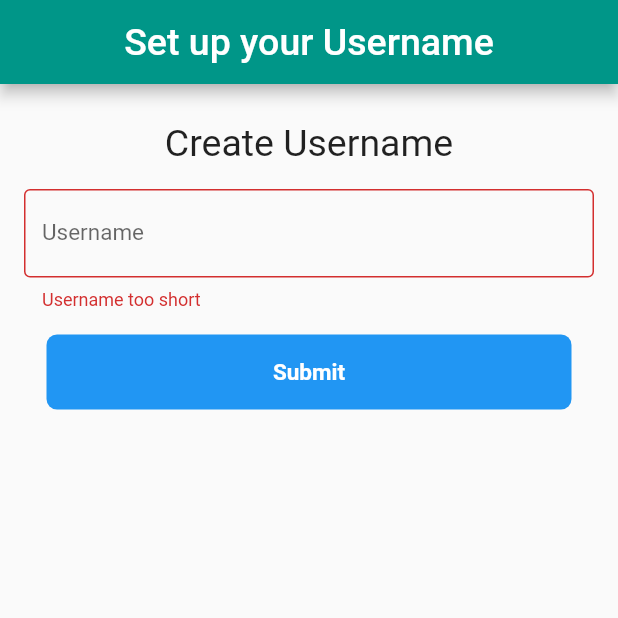
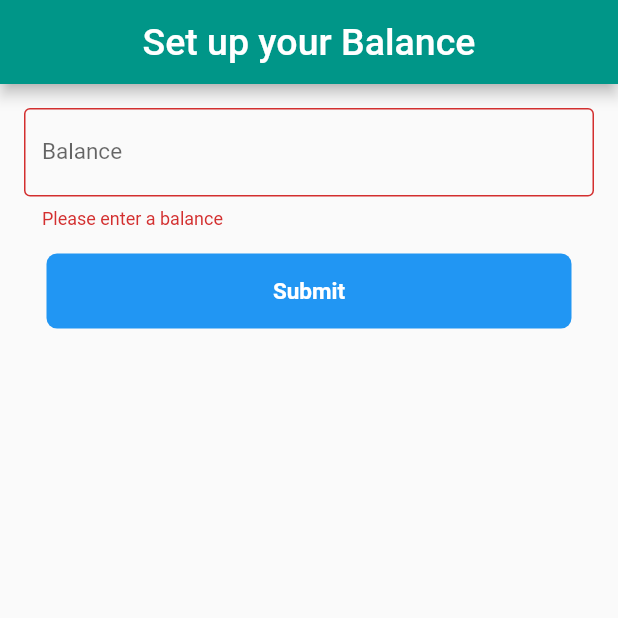
Before and after one commit to cihuyyama/106_GadaiIn, a Flutter app: the CreateAccount screen opened directly, after a tap on "Submit", on a phone screen of 412 x 824 dp, the top half of it. Run offline on Flutter 3.47's test engine with Material 2 defaults, Android fonts, the phone set to English and light mode, and no system bars; our stand-ins replace cloud_firestore, firebase_auth, firebase_core, flutter_svg, google_sign_in; accounts and stored records are empty.

Commit message:
adding balance

```diff
--- a/lib/controller/auth_Controller.dart
+++ b/lib/controller/auth_Controller.dart
@@ -7,6 +7,7 @@ import 'package:gadain/model/user.dart' as usermod;
 
 import '../view/create_account.dart';
 
+
 class AuthController {
   void createUserInFirestore(context) async {
     //check if exist
@@ -14,17 +15,16 @@ class AuthController {
     DocumentSnapshot doc = await usersRef.doc(user?.id).get();
 
     if (!doc.exists) {
-      final username = await Navigator.push(
+      final balance = await Navigator.push(
           context,
           MaterialPageRoute(
             builder: (context) => CreateAccount(),
           ));
       usersRef.doc(user!.id).set({
         "id": user.id,
-        "username": username,
+        "balance": balance,
         "email": user.email,
         "displayName": user.displayName,
-        "bio": "",
         "timestamp": timestamp,
         "photoUrl": user.photoUrl
       });
--- a/lib/model/user.dart
+++ b/lib/model/user.dart
@@ -5,16 +5,14 @@ import 'package:cloud_firestore/cloud_firestore.dart';
 // ignore_for_file: public_member_api_docs, sort_constructors_first
 class User {
   final String id;
-  final String username;
+  final double balance;
   final String email;
-  final String bio;
   final String displayName;
   final String photoUrl;
   User({
     required this.id,
-    required this.username,
+    required this.balance,
     required this.email,
-    required this.bio,
     required this.displayName,
     required this.photoUrl,
   });
@@ -23,9 +21,8 @@ class User {
     return User(
       id: doc['id'],
       email: doc['email'],
-      username: doc['username'],
+      balance: doc['balance'],
       displayName: doc['displayName'],
-      bio: doc['bio'],
       photoUrl: doc['photoUrl']
     );
   }
@@ -34,7 +31,7 @@ class User {
 
   User copyWith({
     String? id,
-    String? username,
+    double? balance,
     String? email,
     String? bio,
     String? displayName,
@@ -42,9 +39,8 @@ class User {
   }) {
     return User(
       id: id ?? this.id,
-      username: username ?? this.username,
+      balance: balance ?? this.balance,
       email: email ?? this.email,
-      bio: bio ?? this.bio,
       displayName: displayName ?? this.displayName,
       photoUrl: photoUrl ?? this.photoUrl,
     );
@@ -53,9 +49,8 @@ class User {
   Map<String, dynamic> toMap() {
     return <String, dynamic>{
       'id': id,
-      'username': username,
+      'balance': balance,
       'email': email,
-      'bio': bio,
       'displayName': displayName,
       'photoUrl': photoUrl,
     };
@@ -64,9 +59,8 @@ class User {
   factory User.fromMap(Map<String, dynamic> map) {
     return User(
       id: map['id'] as String,
-      username: map['username'] as String,
+      balance: map['balance'] as double,
       email: map['email'] as String,
-      bio: map['bio'] as String,
       displayName: map['displayName'] as String,
       photoUrl: map['photoUrl'] as String,
     );
@@ -79,7 +73,7 @@ class User {
 
   @override
   String toString() {
-    return 'User(id: $id, username: $username, email: $email, bio: $bio, displayName: $displayName, photoUrl: $photoUrl)';
+    return 'User(id: $id, balance: $balance, email: $email, displayName: $displayName, photoUrl: $photoUrl)';
   }
 
   @override
@@ -88,9 +82,8 @@ class User {
 
     return
       other.id == id &&
-      other.username == username &&
+      other.balance == balance &&
       other.email == email &&
-      other.bio == bio &&
       other.displayName == displayName &&
       other.photoUrl == photoUrl;
   }
@@ -98,9 +91,8 @@ class User {
   @override
   int get hashCode {
     return id.hashCode ^
-      username.hashCode ^
+      balance.hashCode ^
       email.hashCode ^
-      bio.hashCode ^
       displayName.hashCode ^
       photoUrl.hashCode;
   }
--- a/lib/view/activity_page.dart
+++ b/lib/view/activity_page.dart
@@ -186,7 +186,7 @@ class Result extends StatelessWidget {
                         child: FittedBox(
                             fit: BoxFit.contain,
                             child: Text(
-                              user.username,
+                              user.displayName,
                               style: TextStyle(color: Colors.grey[600]),
                             )),
                       ),
--- a/lib/view/add_gadai.dart
+++ b/lib/view/add_gadai.dart
@@ -132,6 +132,7 @@ class _AddGadaiState extends State<AddGadai> {
                   borderRadius: BorderRadius.circular(10),
                   icon: const Icon(Icons.arrow_drop_down_circle_rounded),
                   // value: _statusGadaiController.text,
+                  hint: Text('Status'),
                   items: [
                     DropdownMenuItem(
                       value: 'Lunas',
--- a/lib/view/cashflow_page.dart
+++ b/lib/view/cashflow_page.dart
@@ -8,6 +8,7 @@ import 'home_page.dart';
 final GoogleSignInAccount? gUser = googleSignIn.currentUser;
 final CollectionReference user =
     FirebaseFirestore.instance.collection('gadai');
+final Future<DocumentSnapshot<Map<String, dynamic>>> bal = FirebaseFirestore.instance.collection('users').doc(gUser!.id).get();
 
 class CashFlowPage extends StatefulWidget {
   const CashFlowPage({Key? key}) : super(key: key);
@@ -20,6 +21,7 @@ class _CashFlowPageState extends State<CashFlowPage> {
   late Future<QuerySnapshot<Map<String, dynamic>>> subUser;
   int lunasQty = 0;
   int belumQty = 0;
+  double balance = currentUser!.balance;
 
   Map<String, double> monthlyData = {};
 
@@ -85,7 +87,7 @@ class _CashFlowPageState extends State<CashFlowPage> {
 
         return ListTile(
           title: Text(statusGadai),
-          subtitle: Text('Total Amount: \$${totalAmount.toStringAsFixed(2)}'),
+          subtitle: Text('Total Amount: Rp.${totalAmount.toStringAsFixed(2)}'),
         );
       },
     ),
--- a/lib/view/create_account.dart
+++ b/lib/view/create_account.dart
@@ -13,67 +13,55 @@ class CreateAccount extends StatefulWidget {
 class _CreateAccountState extends State<CreateAccount> {
   final scaffoldkey = GlobalKey<ScaffoldMessengerState>();
   final formkey = GlobalKey<FormState>();
-  String? username;
+  double? balance;
 
   void submit() {
     final form = formkey.currentState;
 
     if (form!.validate()) {
       form.save();
-      SnackBar snackBar = SnackBar(content: Text("Welcome $username"));
-      scaffoldkey.currentState?.showSnackBar(snackBar);
       Timer(
         Duration(seconds: 2),
         () {
-          Navigator.pop(context, username);
+          Navigator.pop(context, balance);
         },
       );
-      setState(() {
-
-      });
+      setState(() {});
     }
   }
 
   @override
   Widget build(BuildContext context) {
     return Scaffold(
-      appBar: header(context, titleText: "Set up your Username", removeBackbutton: true),
+      appBar: header(context,
+          titleText: "Set up your Balance", removeBackbutton: true),
       body: ListView(
         children: <Widget>[
           Container(
             child: Column(
               children: <Widget>[
                 Padding(
-                  padding: EdgeInsets.only(top: 25.0),
-                  child: Center(
-                    child: Text(
-                      "Create Username",
-                      style: TextStyle(fontSize: 25.0),
-                    ),
-                  ),
-                ),
-                Padding(
                   padding: EdgeInsets.all(16.0),
                   child: Container(
                     child: Form(
                       key: formkey,
-                      // autovalidateMode: AutovalidateMode.always,
                       child: TextFormField(
                         validator: (value) {
-                          if (value!.trim().length < 3 || value.isEmpty) {
-                            return "Username too short";
-                          } else if (value.trim().length > 12) {
-                            return "Username too long";
-                          } else {
-                            return null;
+                          if (value!.isEmpty) {
+                            return 'Please enter a balance';
                           }
+                          if (double.tryParse(value) == null) {
+                            return 'Invalid balance value';
+                          }
+                          return null;
                         },
-                        onSaved: (val) => username = val,
+                        onSaved: (val) => balance = double.parse(val!),
                         decoration: InputDecoration(
-                            border: OutlineInputBorder(),
-                            labelText: "Username",
-                            labelStyle: TextStyle(fontSize: 15.0),
-                            hintText: "min 3 character"),
+                          border: OutlineInputBorder(),
+                          labelText: "Balance",
+                          labelStyle: TextStyle(fontSize: 15.0),
+                          hintText: "Add balance first",
+                        ),
                       ),
                     ),
                   ),
```
Also changed, not shown: lib/view/dashboard.dart (+5 -5 lines), lib/view/profile_page.dart (+3 -6 lines).
